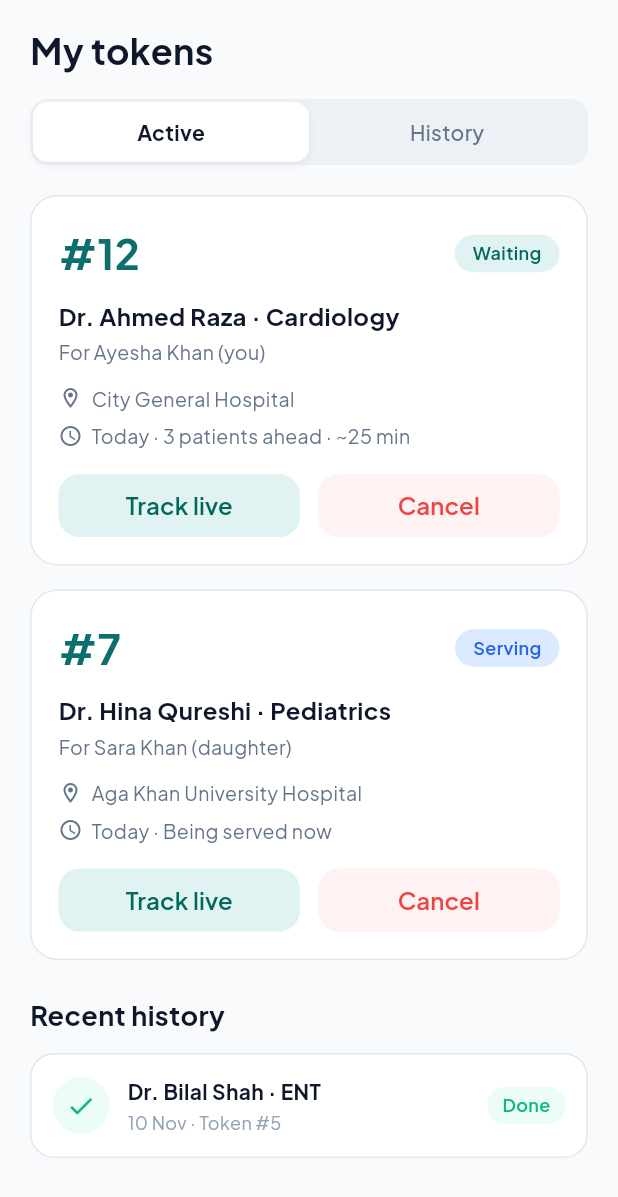
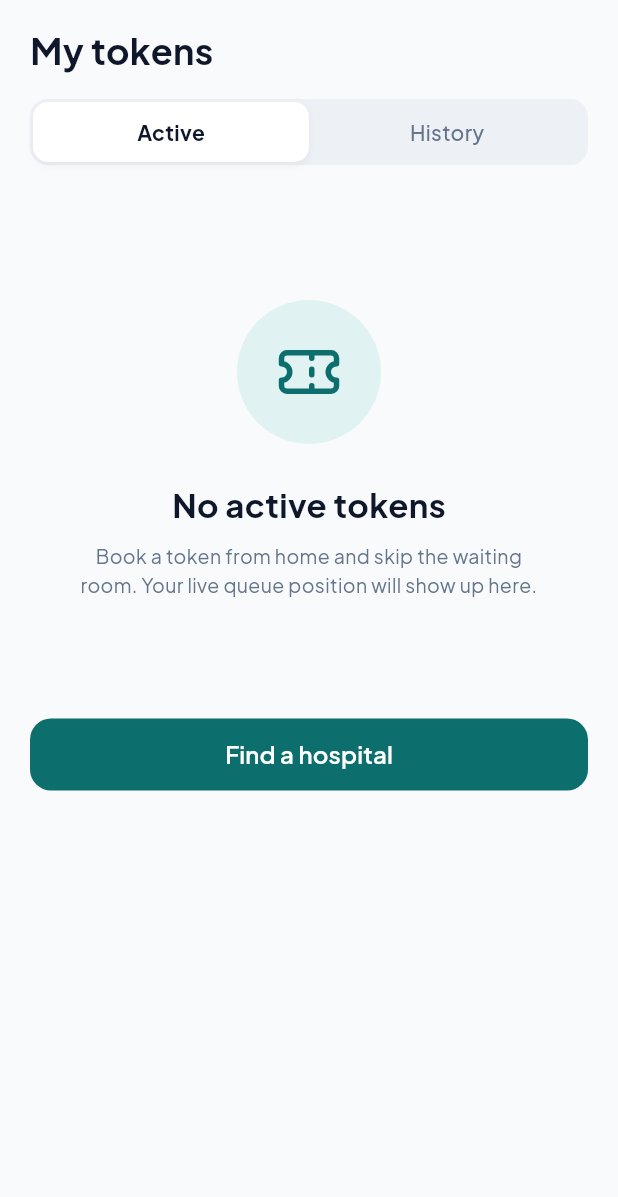
Before and after one commit to Muqadas1234/Turnly, a Flutter app: the MyTokensView screen opened by its route, on a phone screen of 412 x 824 dp. Shown: the top 1197 px of the screen. Run offline on Flutter 3.47's test engine with Material 3 defaults, Android fonts, the phone set to English and light mode, and no system bars; drawn by our look-alikes of custom_sliding_segmented_control; our stand-ins replace easy_stepper, firebase_core, firebase_messaging, flutter_svg, get, google_fonts and 2 more; accounts and stored records are empty; network calls fail.

Commit message:
feat: token confirmation screen - empty state screen and home-redirect after signup verification

```diff
--- /dev/null
+++ b/lib/utils/app_assets.dart
@@ -0,0 +1,29 @@
+class AppAssets {
+  static const String homeIcon = "assets/icons/home.svg";
+  static const String hospitalIcon = "assets/icons/hospital.svg";
+  static const String ticketIcon = "assets/icons/ticket.svg";
+  static const String userIcon = "assets/icons/user.svg";
+  static const String usersIcon = "assets/icons/users.svg";
+  static const String searchIcon = "assets/icons/search.svg";
+  static const String bellIcon = "assets/icons/bell.svg";
+  static const String calendarIcon = "assets/icons/calendar.svg";
+  static const String clockIcon = "assets/icons/clock.svg";
+  static const String clockPendingIcon = "assets/icons/clock_pending.svg";
+  static const String mapPinIcon = "assets/icons/map-pin.svg";
+  static const String filterIcon = "assets/icons/sliders-horizontal.svg";
+  static const String shieldCheckIcon = "assets/icons/shield_check.svg";
+  static const String barChartIcon = "assets/icons/bar_chart.svg";
+  static const String activityIcon = "assets/icons/activity.svg";
+  static const String documentIcon = "assets/icons/document.svg";
+  static const String uploadIcon = "assets/icons/upload.svg";
+  static const String mailIcon = "assets/icons/mail.svg";
+  static const String logoutIcon = "assets/icons/logout.svg";
+  static const String banIcon = "assets/icons/ban.svg";
+  static const String checkIcon = "assets/icons/check.svg";
+  static const String checkCircleIcon = "assets/icons/check_circle.svg";
+  static const String closeIcon = "assets/icons/x.svg";
+  static const String backArrowIcon = "assets/icons/arrow_left.svg";
+  static const String nextArrowIcon = "assets/icons/arrow-right.svg";
+  static const String chevronDownIcon = "assets/icons/chevron-down.svg";
+  static const String chevronRightIcon = "assets/icons/chevron-right.svg";
+}
--- a/lib/utils/routes.dart
+++ b/lib/utils/routes.dart
@@ -10,6 +10,7 @@ import '../views/patient/home_view.dart';
 import '../views/patient/hospital_detail_view.dart';
 import '../views/patient/doctor_list_view.dart';
 import '../views/patient/booking_view.dart';
+import '../views/patient/token_confirmation_view.dart';
 import '../views/patient/my_tokens_view.dart';
 import '../views/patient/my_token_view.dart';
 import '../views/patient/family_members_view.dart';
@@ -36,6 +37,7 @@ class AppRoutes {
   static const hospitalDetail = '/hospital-detail';
   static const doctorList = '/doctor-list';
   static const booking = '/booking';
+  static const tokenConfirmation = '/token-confirmation';
   static const myTokens = '/my-tokens';
   static const myToken = '/my-token';
   static const familyMembers = '/family-members';
@@ -64,6 +66,7 @@ class AppPages {
     GetPage(name: AppRoutes.hospitalDetail, page: () => const HospitalDetailView()),
     GetPage(name: AppRoutes.doctorList, page: () => const DoctorListView()),
     GetPage(name: AppRoutes.booking, page: () => const BookingView()),
+    GetPage(name: AppRoutes.tokenConfirmation, page: () => const TokenConfirmationView()),
     GetPage(name: AppRoutes.myTokens, page: () => const MyTokensView()),
     GetPage(name: AppRoutes.myToken, page: () => const MyTokenView()),
     GetPage(name: AppRoutes.familyMembers, page: () => const FamilyMembersView()),
--- a/lib/views/admin/review_registration_view.dart
+++ b/lib/views/admin/review_registration_view.dart
@@ -2,7 +2,6 @@ import 'package:flutter/material.dart';
 import 'package:get/get.dart';
 import '../../utils/app_colors.dart';
 import '../../viewmodels/admin_viewmodel.dart';
-import '../../widgets/app_icon.dart';
 
 class ReviewRegistrationView extends StatefulWidget {
   final Map<String, dynamic> hospital;
@@ -84,7 +83,7 @@ class _ReviewRegistrationViewState extends State<ReviewRegistrationView> {
         backgroundColor: AppColors.surface,
         elevation: 0,
         leading: IconButton(
-          icon: const AppIcon('arrow_left', size: 20, color: AppColors.textPrimary),
+          icon: const Icon(Icons.arrow_back, size: 20, color: AppColors.textPrimary),
           onPressed: () => Get.back(),
         ),
         title: const Text(
--- a/lib/views/auth/otp_success_view.dart
+++ b/lib/views/auth/otp_success_view.dart
@@ -86,8 +86,8 @@ class _OtpSuccessViewState extends State<OtpSuccessView>
               const SizedBox(height: 12),
               Text(
                 _userName.isNotEmpty
-                    ? 'Great, $_userName! Your account is verified.\nPlease log in to access your dashboard.'
-                    : 'Your account is verified!\nPlease log in to continue.',
+                    ? 'Great, $_userName! Your account is verified.\nWelcome to Turnly!'
+                    : 'Your account is verified!\nWelcome to Turnly!',
                 textAlign: TextAlign.center,
                 style: const TextStyle(
                   fontSize: 15,
@@ -99,8 +99,8 @@ class _OtpSuccessViewState extends State<OtpSuccessView>
 
               // reusable custom button
               CustomButton(
-                label: 'Go to Log in',
-                onPressed: () => Get.offAllNamed(AppRoutes.login),
+                label: 'Get Started',
+                onPressed: () => Get.offAllNamed(AppRoutes.home),
               ),
               const SizedBox(height: 32),
             ],
--- a/lib/views/patient/my_tokens_view.dart
+++ b/lib/views/patient/my_tokens_view.dart
@@ -1,7 +1,10 @@
 import 'package:flutter/material.dart';
 import 'package:get/get.dart';
 import 'package:custom_sliding_segmented_control/custom_sliding_segmented_control.dart';
+import 'package:flutter_svg/flutter_svg.dart';
+import '../../utils/app_assets.dart';
 import '../../utils/app_colors.dart';
+import '../../utils/routes.dart';
 import '../../widgets/custom_button.dart';
 import 'my_token_view.dart';
 
@@ -14,6 +17,8 @@ class MyTokensView extends StatefulWidget {
 
 class _MyTokensViewState extends State<MyTokensView> {
   int _selectedTab = 0;
+  // Set to false to show Empty State (matching mockup design), or true to show active tokens list
+  final bool _hasActiveTokens = false;
 
   @override
   Widget build(BuildContext context) {
@@ -75,6 +80,9 @@ class _MyTokensViewState extends State<MyTokensView> {
 
               // Tab Content
               if (_selectedTab == 0) ...[
+                if (!_hasActiveTokens)
+                  _buildEmptyState()
+                else ...[
                   // Token Card 1: #12
                   _buildActiveTokenCard(
                     tokenNumber: '#12',
@@ -116,6 +124,7 @@ class _MyTokensViewState extends State<MyTokensView> {
                     doctorName: 'Dr. Bilal Shah · ENT',
                     dateInfo: '10 Nov · Token #5',
                   ),
+                ],
               ] else ...[
                 // Full History List
                 _buildHistoryItem(
@@ -363,6 +372,74 @@ class _MyTokensViewState extends State<MyTokensView> {
     );
   }
 
+  // Empty State Widget (When no active tokens)
+  Widget _buildEmptyState() {
+    return Column(
+      children: [
+        const SizedBox(height: 70),
+
+        // Big Circular Avatar with Ticket Icon
+        Container(
+          width: 96,
+          height: 96,
+          decoration: const BoxDecoration(
+            color: AppColors.adminPrimaryLight,
+            shape: BoxShape.circle,
+          ),
+          alignment: Alignment.center,
+          child: SvgPicture.asset(
+            AppAssets.ticketIcon,
+            width: 44,
+            height: 44,
+            colorFilter: const ColorFilter.mode(
+              AppColors.adminPrimary,
+              BlendMode.srcIn,
+            ),
+          ),
+        ),
+        const SizedBox(height: 24),
+
+        // Title
+        const Text(
+          'No active tokens',
+          style: TextStyle(
+            fontSize: 22,
+            fontWeight: FontWeight.bold,
+            color: AppColors.textPrimary,
+          ),
+        ),
+        const SizedBox(height: 10),
+
+        // Subtitle Description
+        const Padding(
+          padding: EdgeInsets.symmetric(horizontal: 24),
+          child: Text(
+            'Book a token from home and skip the waiting room. Your live queue position will show up here.',
+            textAlign: TextAlign.center,
+            style: TextStyle(
+              fontSize: 13,
+              height: 1.45,
+              color: AppColors.textSecondary,
+            ),
+          ),
+        ),
+        const SizedBox(height: 80),
+
+        // Find a Hospital Button
+        CustomButton(
+          label: 'Find a hospital',
+          height: 48,
+          backgroundColor: AppColors.adminPrimary,
+          textColor: AppColors.surface,
+          onPressed: () {
+            Get.offAllNamed(AppRoutes.home);
+          },
+        ),
+        const SizedBox(height: 20),
+      ],
+    );
+  }
+
   // Cancel Confirmation Dialog
   void _showCancelDialog(String tokenNumber) {
     Get.defaultDialog(
--- a/pubspec.yaml
+++ b/pubspec.yaml
@@ -10,14 +10,14 @@ dependencies:
   flutter:
     sdk: flutter
 
-  # Firebase (SIRF FCM ke liye)
+
   firebase_core: ^3.6.0
   firebase_messaging: ^15.1.3
 
   # API calls
   http: ^1.2.0
 
-  # Local storage (JWT token save)
+  # Local storage (JWT token storage)
   shared_preferences: ^2.3.0
 
   # State management, DI and routing
```
Also changed, not shown: lib/viewmodels/auth_viewmodel.dart (+28 -19 lines), lib/views/admin/admin_panel_view.dart (+15 -16 lines), lib/views/admin/platform_stats_view.dart (+7 -8 lines), lib/views/patient/booking_view.dart (+13 -74 lines), lib/views/patient/home_view.dart (+12 -6 lines), lib/views/patient/hospital_detail_view.dart (+8 -9 lines), lib/views/patient/patient_home_tab.dart (+15 -9 lines), lib/views/patient/token_confirmation_view.dart (added, +299 -0 lines), lib/widgets/app_icon.dart (deleted, +0 -28 lines). Lines whose indentation alone changed are shown as unchanged.
